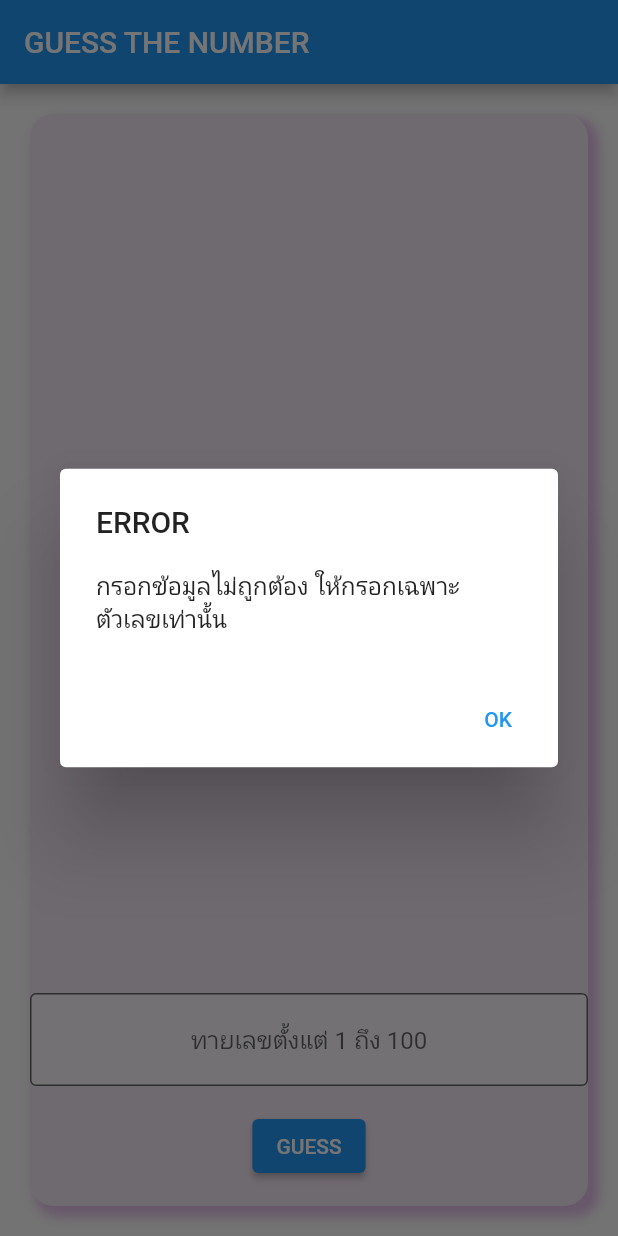
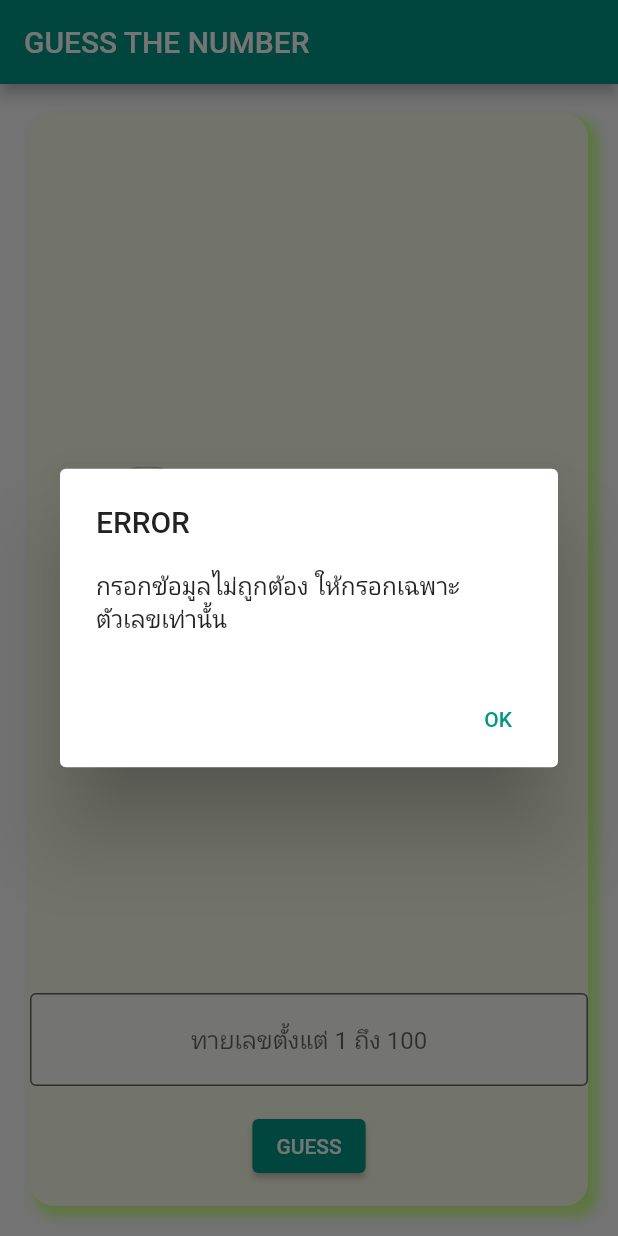
Before and after one commit to Pannita205/guess_number_week6, a Flutter app: the screen it shows after launch, after a tap on "GUESS", on a phone screen of 412 x 824 dp. Run offline on Flutter 3.47's test engine with Material 2 defaults, Android fonts, the phone set to English and light mode, and no system bars.

Commit message:
Merge remote-tracking branch 'githubb/master'

```diff
--- a/lib/main.dart
+++ b/lib/main.dart
@@ -15,7 +15,7 @@ class MyApp extends StatelessWidget {
     return MaterialApp(
       title: 'GUESS THE NUMBER',
       theme: ThemeData(
-        primarySwatch: Colors.blue,
+        primarySwatch: Colors.teal,
       ),
       home: HomePage(),
     );
@@ -38,11 +38,11 @@ class HomePage extends StatelessWidget {
         padding: const EdgeInsets.symmetric(vertical: 20.0, horizontal: 20.0),
         child: Container(
           decoration: BoxDecoration(
-            color: Colors.purple.shade50,
+            color: Colors.lime.shade50,
             borderRadius: BorderRadius.circular(16.0),
             boxShadow: [
               BoxShadow(
-                color: Colors.purple.shade100,
+                color: Colors.lightGreenAccent.shade100,
                 offset: Offset(5.0, 5.0),
                 spreadRadius: 2.0,
                 blurRadius: 5.0,
@@ -78,12 +78,12 @@ class HomePage extends StatelessWidget {
                         Text('GUESS',
                             style: TextStyle(
                                 fontSize: 70.0,
-                                color: Colors.purple.shade200)),
+                                color: Colors.brown.shade200)),
                         Text(
                           'THE NUMBER',
                           style: TextStyle(
                             fontSize: 25.0,
-                            color: Colors.purple.shade600,
+                            color: Colors.brown.shade600,
                             //fontWeight: FontWeight.bold,
                           ),
                         ),
--- a/pubspec.yaml
+++ b/pubspec.yaml
@@ -58,8 +58,8 @@ flutter:
   uses-material-design: true
 
   # To add assets to your application, add an assets section, like this:
-  # assets:
-  #   - images/a_dot_burr.jpeg
+  assets:
+     -assets/images/
   #   - images/a_dot_ham.jpeg
 
   # An image asset can refer to one or more resolution-specific "variants", see
```
Also changed, not shown: assets/images/guess_logo.png (added).
